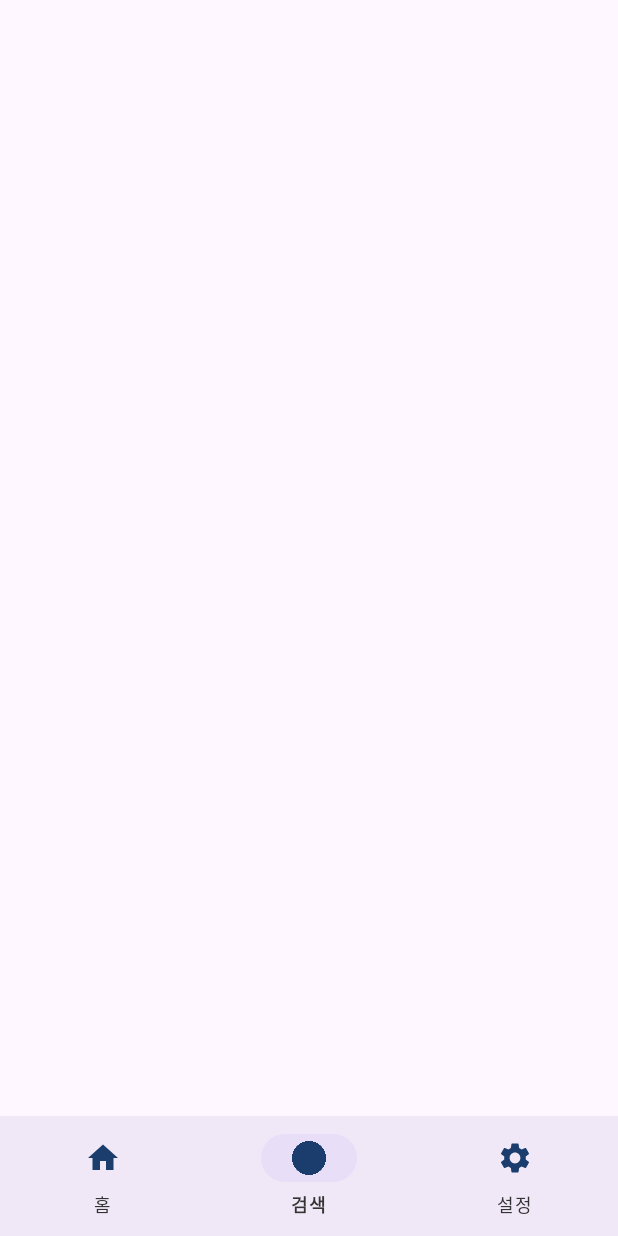
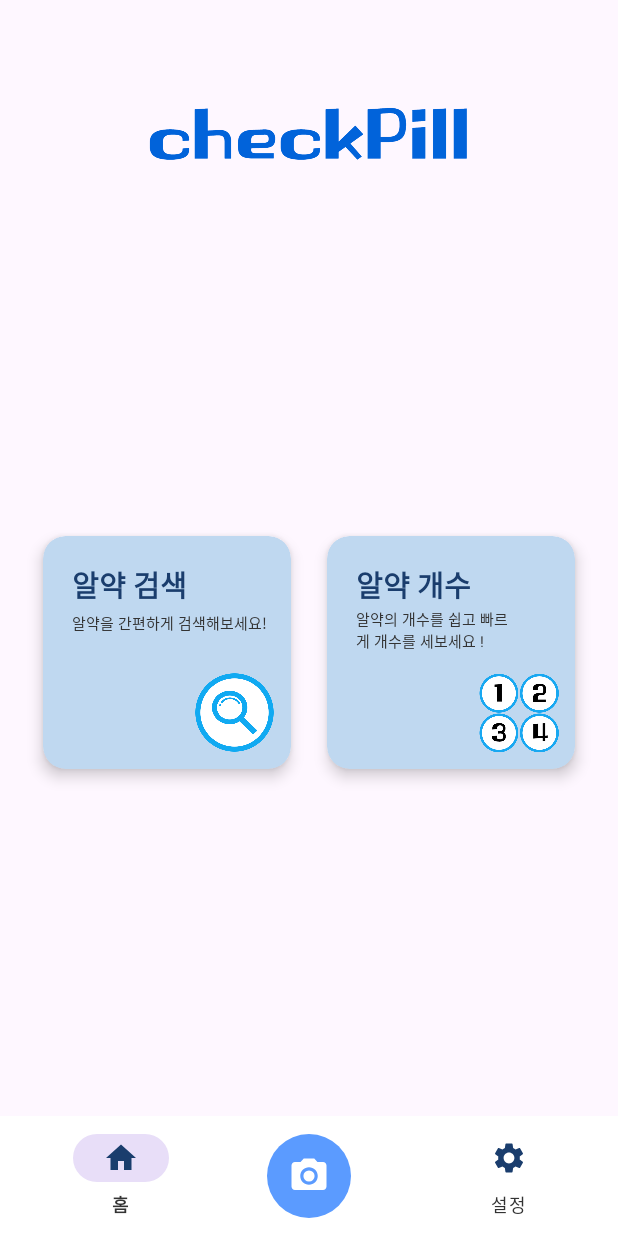
Before and after one commit to ckals413/checkPill, an Android app: the screen it shows after launch (HomeActivity), item 2 of the bottom bar chosen, on a phone screen of 412 x 824 dp. Run offline under Robolectric (Android 15) with nearby library versions, the phone set to English and light mode, and no system bars.

Commit message:
FEAT: FAB 버튼 생성

```diff
--- a/app/src/main/java/com/example/checkpill/HomeActivity.kt
+++ b/app/src/main/java/com/example/checkpill/HomeActivity.kt
@@ -36,18 +36,36 @@ class HomeActivity : AppCompatActivity() {
         // 초기 프래그먼트 설정
         replaceFragment(HomeFragment())
 
-        val bottomNavigationView = findViewById<BottomNavigationView>(R.id.bottomNavigationView)
-        bottomNavigationView.setOnItemSelectedListener { item ->
+        // 바텀 네비게이션 설정
+        setupBottomNavigation()
+
+        // FAB 이벤트 설정
+        setupSearchFab()
+
+        // 권한 체크
+        checkPermissions()
+    }
+
+    private fun setupBottomNavigation() {
+        // 바텀 네비게이션 배경 제거
+        binding.bottomNavigationView.background = null
+
+        // 가운데 아이템 비활성화
+        binding.bottomNavigationView.menu.getItem(1).isEnabled = false
+
+        binding.bottomNavigationView.setOnItemSelectedListener { item ->
             when (item.itemId) {
                 R.id.fragment_home -> replaceFragment(HomeFragment())
-                R.id.fragment_search -> replaceFragment(SearchFragment())
                 R.id.fragment_settings -> replaceFragment(SettingsFragment())
             }
             true
         }
+    }
 
-        // 권한 체크
-        checkPermissions()
+    private fun setupSearchFab() {
+        binding.searchFab.setOnClickListener {
+            startPillSearch()
+        }
     }
 
     // 프래그먼트 교체 함수
@@ -57,7 +75,7 @@ class HomeActivity : AppCompatActivity() {
             .commit()
     }
 
-    // 약 검색 기능 시작 (HomeFragment에서 호출)
+    // 약 검색 기능 시작 (FAB에서 호출)
     fun startPillSearch() {
         clickedButton = "pillSearch"
         if (ContextCompat.checkSelfPermission(this, Manifest.permission.CAMERA) == PackageManager.PERMISSION_GRANTED) {
--- /dev/null
+++ b/app/src/main/res/drawable/ic_camera.xml
@@ -0,0 +1,7 @@
+<vector xmlns:android="http://schemas.android.com/apk/res/android" android:height="24dp" android:tint="#000000" android:viewportHeight="24" android:viewportWidth="24" android:width="24dp">
+
+    <path android:fillColor="@android:color/white" android:pathData="M12,12m-3.2,0a3.2,3.2 0,1 1,6.4 0a3.2,3.2 0,1 1,-6.4 0"/>
+
+    <path android:fillColor="@android:color/white" android:pathData="M9,2L7.17,4L4,4c-1.1,0 -2,0.9 -2,2v12c0,1.1 0.9,2 2,2h16c1.1,0 2,-0.9 2,-2L22,6c0,-1.1 -0.9,-2 -2,-2h-3.17L15,2L9,2zM12,17c-2.76,0 -5,-2.24 -5,-5s2.24,-5 5,-5 5,2.24 5,5 -2.24,5 -5,5z"/>
+
+</vector>
--- a/app/src/main/res/layout/activity_home.xml
+++ b/app/src/main/res/layout/activity_home.xml
@@ -1,5 +1,4 @@
 <?xml version="1.0" encoding="utf-8"?>
-
 <androidx.coordinatorlayout.widget.CoordinatorLayout
     xmlns:android="http://schemas.android.com/apk/res/android"
     xmlns:app="http://schemas.android.com/apk/res-auto"
@@ -15,123 +14,41 @@
         android:layout_height="match_parent"
         android:layout_marginBottom="56dp" />
 
-<!--    &lt;!&ndash; 메인 홈 화면 콘텐츠 - HomeFragment에 속함 &ndash;&gt;-->
-<!--    <ScrollView-->
-<!--        android:id="@+id/main_content"-->
-<!--        android:layout_width="match_parent"-->
-<!--        android:layout_height="match_parent"-->
-<!--        android:layout_marginBottom="56dp"-->
-<!--        android:visibility="gone">-->
-
-<!--        <androidx.constraintlayout.widget.ConstraintLayout-->
-<!--            android:layout_width="match_parent"-->
-<!--            android:layout_height="wrap_content">-->
-<!--            <ImageView-->
-<!--                android:id="@+id/home_logo_IV"-->
-<!--                android:layout_width="250dp"-->
-<!--                android:layout_height="100dp"-->
-<!--                android:layout_marginTop="40dp"-->
-<!--                android:src="@drawable/ic_checkpill_logo"-->
-<!--                app:layout_constraintEnd_toEndOf="parent"-->
-<!--                app:layout_constraintHorizontal_bias="0.496"-->
-<!--                app:layout_constraintStart_toStartOf="parent"-->
-<!--                app:layout_constraintTop_toTopOf="parent" />-->
-
-<!--            <LinearLayout-->
-<!--                android:id="@+id/home_bottom_box_CL"-->
-<!--                app:layout_constraintTop_toBottomOf="@+id/home_logo_IV"-->
-<!--                android:layout_width="match_parent"-->
-<!--                android:layout_height="190dp"-->
-<!--                android:orientation="horizontal"-->
-<!--                android:gravity="center"-->
-<!--                android:layout_marginTop="200dp">-->
-
-<!--                <androidx.cardview.widget.CardView-->
-<!--                    android:id="@+id/home_search_CV"-->
-<!--                    android:layout_width="165dp"-->
-<!--                    android:layout_height="155dp"-->
-<!--                    android:layout_marginEnd="12dp"-->
-<!--                    app:cardBackgroundColor="@color/boxColor"-->
-<!--                    app:cardCornerRadius="15dp"-->
-<!--                    app:cardElevation="6dp"-->
-<!--                    android:clipChildren="false">-->
-
-<!--                    <TextView-->
-<!--                        android:layout_width="wrap_content"-->
-<!--                        android:layout_height="wrap_content"-->
-<!--                        android:layout_marginStart="19dp"-->
-<!--                        android:layout_marginTop="18dp"-->
-<!--                        android:text="알약 검색"-->
-<!--                        android:textColor="@color/boxTextColor2"-->
-<!--                        android:textSize="19sp"-->
-<!--                        android:textStyle="bold" />-->
-
-<!--                    <TextView-->
-<!--                        android:layout_width="wrap_content"-->
-<!--                        android:layout_height="wrap_content"-->
-<!--                        android:layout_marginStart="19sp"-->
-<!--                        android:layout_marginTop="50dp"-->
-<!--                        android:text="알약을 간편하게 검색해보세요!"-->
-<!--                        android:textColor="@color/boxTextColor1"-->
-<!--                        android:textSize="10sp" />-->
-
-<!--                    <ImageView-->
-<!--                        android:layout_width="55dp"-->
-<!--                        android:layout_height="55dp"-->
-<!--                        android:layout_marginStart="100dp"-->
-<!--                        android:layout_marginTop="90dp"-->
-<!--                        android:src="@drawable/ic_search" />-->
-<!--                </androidx.cardview.widget.CardView>-->
-
-<!--                <androidx.cardview.widget.CardView-->
-<!--                    android:id="@+id/home_pillNum_CV"-->
-<!--                    android:layout_width="165dp"-->
-<!--                    android:layout_height="155dp"-->
-<!--                    android:layout_marginStart="12dp"-->
-<!--                    app:cardBackgroundColor="@color/boxColor"-->
-<!--                    app:cardCornerRadius="15dp"-->
-<!--                    app:cardElevation="6dp"-->
-<!--                    android:clipChildren="false">-->
-
-<!--                    <TextView-->
-<!--                        android:layout_width="wrap_content"-->
-<!--                        android:layout_height="wrap_content"-->
-<!--                        android:layout_marginStart="19dp"-->
-<!--                        android:layout_marginTop="18dp"-->
-<!--                        android:text="알약 개수"-->
-<!--                        android:textColor="@color/boxTextColor2"-->
-<!--                        android:textSize="19sp"-->
-<!--                        android:textStyle="bold" />-->
-
-<!--                    <TextView-->
-<!--                        android:layout_width="110dp"-->
-<!--                        android:layout_height="wrap_content"-->
-<!--                        android:layout_marginStart="19sp"-->
-<!--                        android:layout_marginTop="48dp"-->
-<!--                        android:text="알약의 개수를 쉽고 빠르게 개수를 세보세요 !"-->
-<!--                        android:textColor="@color/boxTextColor1"-->
-<!--                        android:textSize="10sp" />-->
-
-<!--                    <ImageView-->
-<!--                        android:layout_width="55dp"-->
-<!--                        android:layout_height="55dp"-->
-<!--                        android:layout_marginStart="100dp"-->
-<!--                        android:layout_marginTop="90dp"-->
-<!--                        android:src="@drawable/ic_num" />-->
-<!--                </androidx.cardview.widget.CardView>-->
-<!--            </LinearLayout>-->
-<!--        </androidx.constraintlayout.widget.ConstraintLayout>-->
-<!--    </ScrollView>-->
-
-    <!-- 바텀 네비게이션 바 -->
-    <com.google.android.material.bottomnavigation.BottomNavigationView
-        android:id="@+id/bottomNavigationView"
+    <!-- 바텀 앱바 -->
+    <com.google.android.material.bottomappbar.BottomAppBar
+        android:id="@+id/bottomAppBar"
         android:layout_width="match_parent"
         android:layout_height="wrap_content"
         android:layout_gravity="bottom"
-        app:menu="@menu/menu_bottom_nav"
-        app:itemIconTint="@color/nav_item_color"
-        app:itemTextColor="@color/nav_text_color"
-        android:background="?android:attr/windowBackground"/>
+        app:fabCradleMargin="15dp"
+        app:fabCradleRoundedCornerRadius="10dp"
+        app:fabCradleVerticalOffset="0dp"
+        app:fabAlignmentMode="center"
+        android:backgroundTint="@android:color/white">
+
+        <!-- 바텀 네비게이션 바 -->
+        <com.google.android.material.bottomnavigation.BottomNavigationView
+            android:id="@+id/bottomNavigationView"
+            android:layout_width="match_parent"
+            android:layout_height="match_parent"
+            android:background="@android:color/transparent"
+            app:itemIconTint="@color/nav_item_color"
+            app:itemTextColor="@color/nav_text_color"
+            app:menu="@menu/menu_bottom_nav" />
+
+    </com.google.android.material.bottomappbar.BottomAppBar>
+
+    <!-- 플로팅 액션 버튼 -->
+    <com.google.android.material.floatingactionbutton.FloatingActionButton
+        android:id="@+id/searchFab"
+        android:layout_width="56dp"
+        android:layout_height="56dp"
+        android:contentDescription="약 검색"
+        android:src="@drawable/ic_camera"
+        app:backgroundTint="#5B9BFF"
+        app:tint="@android:color/white"
+        app:maxImageSize="28dp"
+        app:shapeAppearanceOverlay="@style/ShapeAppearance.Material3.Corner.Full"
+        app:layout_anchor="@id/bottomAppBar" />
 
 </androidx.coordinatorlayout.widget.CoordinatorLayout>
--- a/app/src/main/res/menu/menu_bottom_nav.xml
+++ b/app/src/main/res/menu/menu_bottom_nav.xml
@@ -1,13 +1,17 @@
 <?xml version="1.0" encoding="utf-8"?>
-<menu xmlns:android="http://schemas.android.com/apk/res/android">
+<menu xmlns:android="http://schemas.android.com/apk/res/android"
+    xmlns:app="http://schemas.android.com/apk/res-auto">
     <item
         android:id="@+id/fragment_home"
         android:title="홈"
         android:icon="@drawable/ic_home"/>
+
+    <!-- 빈공간 -> FAB -->
     <item
-        android:id="@+id/fragment_search"
-        android:title="검색"
-        android:icon="@drawable/ic_search"/>
+        android:id="@+id/placeholder"
+        android:title=""
+        android:enabled="false"/>
+
     <item
         android:id="@+id/fragment_settings"
         android:title="설정"
--- /dev/null
+++ b/app/src/main/res/values/styles.xml
@@ -0,0 +1,8 @@
+<?xml version="1.0" encoding="utf-8"?>
+<resources>
+    <!-- 완전히 동그란 FAB을 위한 스타일 -->
+    <style name="ShapeAppearance.Material3.Corner.Full" parent="">
+        <item name="cornerFamily">rounded</item>
+        <item name="cornerSize">50%</item>
+    </style>
+</resources>
```
